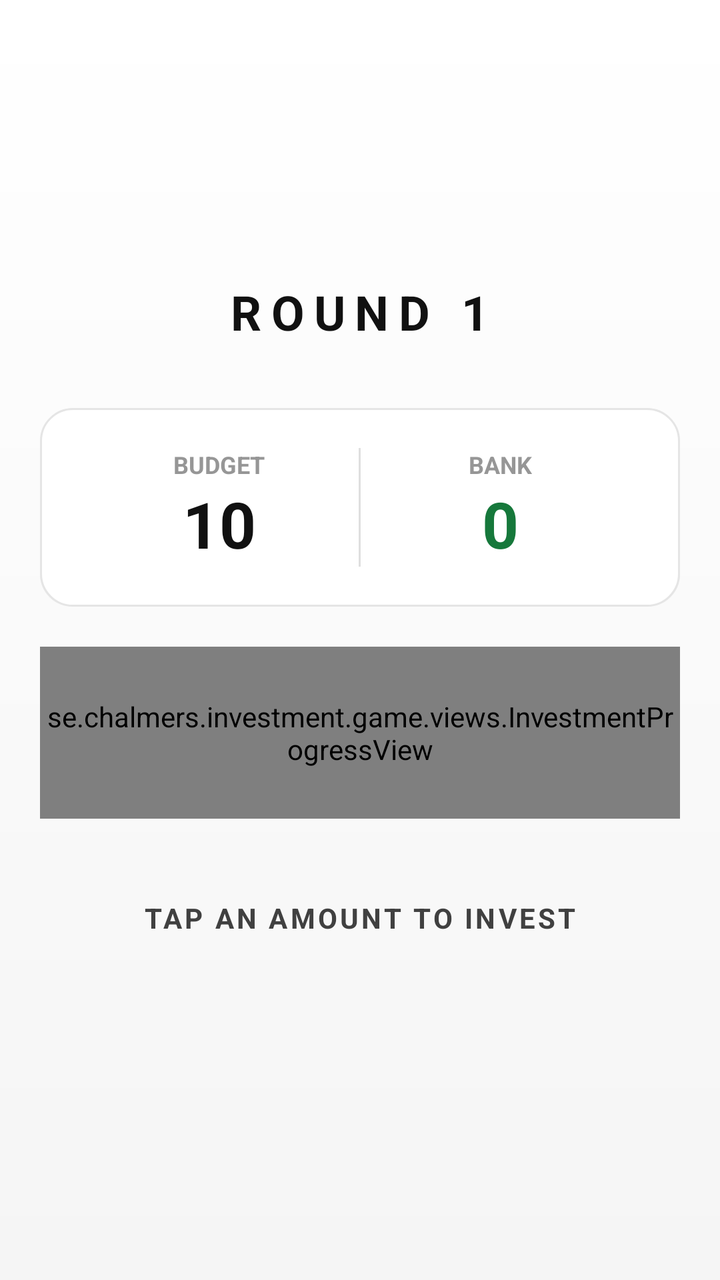
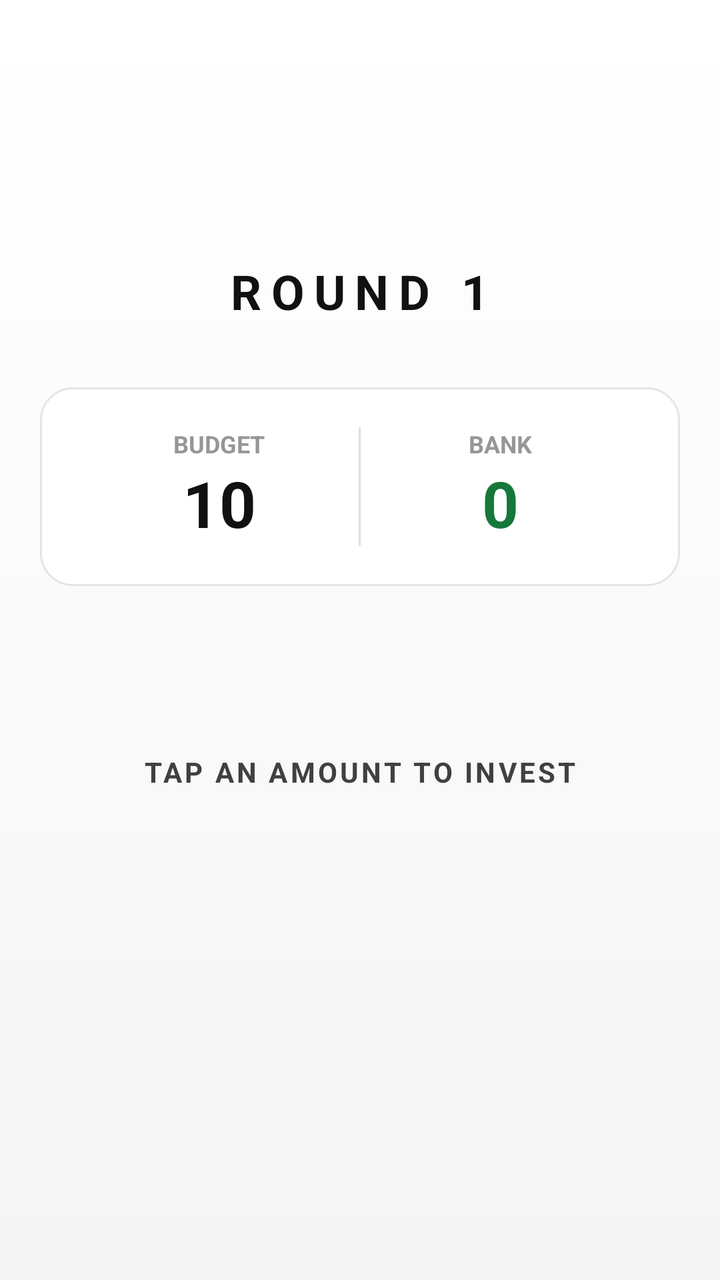

Before-and-after screenshots of an Android layout around one commit, followed by the original layout XML and the change that was made.
<!-- AndroidManifest.xml: application theme Theme.InvestmentGame -->
<!-- res/layout/activity_game.xml -->
<?xml version="1.0" encoding="utf-8"?>
<LinearLayout xmlns:android="http://schemas.android.com/apk/res/android"
    xmlns:app="http://schemas.android.com/apk/res-auto"
    android:layout_width="match_parent"
    android:layout_height="match_parent"
    android:background="@drawable/main_background"
    android:gravity="center"
    android:orientation="vertical"
    android:padding="20dp">

    <TextView
        android:id="@+id/round"
        android:layout_width="wrap_content"
        android:layout_height="wrap_content"
        android:letterSpacing="0.2"
        android:text="ROUND 1"
        android:textColor="@color/text_primary"
        android:textSize="24sp"
        android:textStyle="bold" />

    <LinearLayout
        android:layout_width="match_parent"
        android:layout_height="wrap_content"
        android:layout_marginTop="32dp"
        android:background="@drawable/glass_pane"
        android:orientation="horizontal"
        android:padding="20dp">

        <LinearLayout
            android:layout_width="0dp"
            android:layout_height="wrap_content"
            android:layout_weight="1"
            android:gravity="center"
            android:orientation="vertical">

            <TextView
                android:layout_width="wrap_content"
                android:layout_height="wrap_content"
                android:alpha="0.75"
                android:text="BUDGET"
                android:textColor="@color/text_muted"
                android:textSize="12sp"
                android:textStyle="bold" />

            <TextView
                android:id="@+id/budget"
                android:layout_width="wrap_content"
                android:layout_height="wrap_content"
                android:text="10"
                android:textColor="@color/text_primary"
                android:textSize="32sp"
                android:textStyle="bold" />
        </LinearLayout>

        <View
            android:layout_width="1dp"
            android:layout_height="match_parent"
            android:background="#20000000" />

        <LinearLayout
            android:layout_width="0dp"
            android:layout_height="wrap_content"
            android:layout_weight="1"
            android:gravity="center"
            android:orientation="vertical">

            <TextView
                android:layout_width="wrap_content"
                android:layout_height="wrap_content"
                android:alpha="0.75"
                android:text="BANK"
                android:textColor="@color/text_muted"
                android:textSize="12sp"
                android:textStyle="bold" />

            <TextView
                android:id="@+id/bank"
                android:layout_width="wrap_content"
                android:layout_height="wrap_content"
                android:text="0"
                android:textColor="@color/accent_green"
                android:textSize="32sp"
                android:textStyle="bold" />
        </LinearLayout>
    </LinearLayout>

    <se.chalmers.investment.game.views.InvestmentProgressView
        android:id="@+id/investment_visualization"
        android:layout_width="match_parent"
        android:layout_height="86dp"
        android:layout_marginTop="20dp" />

    <androidx.constraintlayout.widget.ConstraintLayout
        android:layout_width="match_parent"
        android:layout_height="wrap_content"
        android:orientation="vertical">

        <Button
            android:id="@+id/next"
            android:layout_width="200dp"
            android:layout_height="60dp"
            android:background="@drawable/button_primary"
            android:paddingTop="8dp"
            android:paddingBottom="8dp"
            android:stateListAnimator="@animator/button_press"
            android:text="@string/button_next"
            android:textAllCaps="false"
            android:textColor="@color/white"
            android:textSize="18sp"
            android:textStyle="normal"
            android:visibility="invisible"
            app:layout_constraintLeft_toLeftOf="parent"
            app:layout_constraintRight_toRightOf="parent"
            app:layout_constraintTop_toTopOf="parent" />

        <LinearLayout
            android:id="@+id/investment_options"
            android:layout_width="match_parent"
            android:layout_height="wrap_content"
            android:gravity="center"
            android:orientation="vertical"
            app:layout_constraintBottom_toBottomOf="parent"
            app:layout_constraintTop_toTopOf="parent">

            <TextView
                android:layout_width="match_parent"
                android:layout_height="wrap_content"
                android:gravity="center"
                android:letterSpacing="0.1"
                android:paddingTop="40dp"
                android:paddingBottom="16dp"
                android:text="@string/tap_to_invest"
                android:textColor="@color/text_secondary"
                android:textSize="14sp"
                android:textStyle="bold" />

            <androidx.recyclerview.widget.RecyclerView
                android:id="@+id/recycler"
                android:layout_width="wrap_content"
                android:layout_height="wrap_content"
                android:clipToPadding="false"
                android:overScrollMode="never"
                android:padding="8dp" />

        </LinearLayout>

    </androidx.constraintlayout.widget.ConstraintLayout>

</LinearLayout>
<!-- resources referenced by this layout -->
<resources>
  <color name="accent_green">#16783B</color>
  <color name="text_muted">#737373</color>
  <color name="text_primary">#111111</color>
  <color name="text_secondary">#404040</color>
  <color name="white">#FFFFFFFF</color>
  <!-- drawable button_primary (drawable) -->
  <?xml version="1.0" encoding="utf-8"?>
  <selector xmlns:android="http://schemas.android.com/apk/res/android">
      <item android:state_pressed="true">
          <shape android:shape="rectangle">
              <corners android:radius="12dp" />
              <solid android:color="#000000" />
          </shape>
      </item>
      <item>
          <shape android:shape="rectangle">
              <corners android:radius="12dp" />
              <solid android:color="#111111" />
          </shape>
      </item>
  </selector>
  <!-- drawable glass_pane (drawable) -->
  <?xml version="1.0" encoding="utf-8"?>
  <layer-list xmlns:android="http://schemas.android.com/apk/res/android">
      <item android:top="1dp">
          <shape android:shape="rectangle">
              <corners android:radius="16dp" />
              <solid android:color="@color/surface_shadow" />
          </shape>
      </item>
  
      <item>
          <shape android:shape="rectangle">
              <corners android:radius="16dp" />
              <solid android:color="@color/surface_white" />
              <stroke
                  android:width="1dp"
                  android:color="@color/surface_stroke" />
          </shape>
      </item>
  </layer-list>
  <!-- drawable main_background (drawable) -->
  <?xml version="1.0" encoding="utf-8"?>
  <shape xmlns:android="http://schemas.android.com/apk/res/android"
      android:shape="rectangle">
      <gradient
          android:angle="270"
          android:startColor="@color/bg_top"
          android:centerColor="@color/bg_mid"
          android:endColor="@color/bg_bottom" />
  </shape>
  <string name="button_next">Next Round</string>
  <string name="tap_to_invest">TAP AN AMOUNT TO INVEST</string>
  <style name="Theme.InvestmentGame" parent="Base.Theme.InvestmentGame" />
  <color name="surface_shadow">#0A000000</color>
  <color name="surface_white">#FFFFFFFF</color>
  <color name="surface_stroke">#E5E5E5</color>
  <color name="bg_top">#FFFFFF</color>
  <color name="bg_mid">#FAFAFA</color>
  <color name="bg_bottom">#F5F5F5</color>
  <style name="Base.Theme.InvestmentGame" parent="Theme.Material3.DayNight.NoActionBar">
          
          
      </style>
</resources>

<!-- the commit's change to res/layout/activity_game.xml (unified diff, before → after) -->
@@ -84,16 +84,31 @@
         </LinearLayout>
     </LinearLayout>
 
-    <se.chalmers.investment.game.views.InvestmentProgressView
-        android:id="@+id/investment_visualization"
-        android:layout_width="match_parent"
-        android:layout_height="86dp"
-        android:layout_marginTop="20dp" />
-
     <androidx.constraintlayout.widget.ConstraintLayout
         android:layout_width="match_parent"
         android:layout_height="wrap_content"
-        android:orientation="vertical">
+        android:layout_marginTop="20dp">
+
+        <se.chalmers.investment.game.views.InvestmentProgressView
+            android:id="@+id/investment_visualization"
+            android:layout_width="match_parent"
+            android:layout_height="86dp"
+            android:visibility="invisible"
+            app:layout_constraintEnd_toEndOf="parent"
+            app:layout_constraintStart_toStartOf="parent"
+            app:layout_constraintTop_toTopOf="parent" />
+
+        <TextView
+            android:id="@+id/summary_text"
+            android:layout_width="match_parent"
+            android:layout_height="wrap_content"
+            android:gravity="center"
+            android:textColor="@color/text_secondary"
+            android:textSize="16sp"
+            android:visibility="invisible"
+            app:layout_constraintEnd_toEndOf="parent"
+            app:layout_constraintStart_toStartOf="parent"
+            app:layout_constraintTop_toBottomOf="@id/investment_visualization" />
 
         <Button
             android:id="@+id/next"
@@ -102,6 +117,7 @@
             android:background="@drawable/button_primary"
             android:paddingTop="8dp"
             android:paddingBottom="8dp"
+            android:layout_marginTop="30dp"
             android:stateListAnimator="@animator/button_press"
             android:text="@string/button_next"
             android:textAllCaps="false"
@@ -109,9 +125,10 @@
             android:textSize="18sp"
             android:textStyle="normal"
             android:visibility="invisible"
+            app:layout_constraintTop_toBottomOf="@id/summary_text"
+            app:layout_constraintBottom_toBottomOf="parent"
             app:layout_constraintLeft_toLeftOf="parent"
-            app:layout_constraintRight_toRightOf="parent"
-            app:layout_constraintTop_toTopOf="parent" />
+            app:layout_constraintRight_toRightOf="parent" />
 
         <LinearLayout
             android:id="@+id/investment_options"
@@ -119,7 +136,7 @@
             android:layout_height="wrap_content"
             android:gravity="center"
             android:orientation="vertical"
-            app:layout_constraintBottom_toBottomOf="parent"
+            app:layout_constraintBottom_toTopOf="@id/next"
             app:layout_constraintTop_toTopOf="parent">
 
             <TextView
